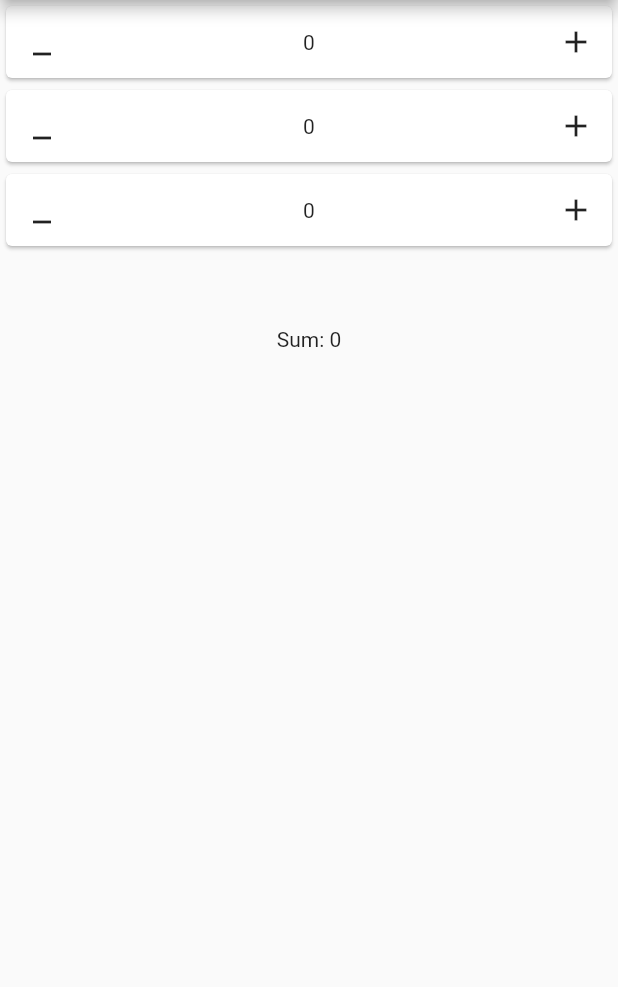
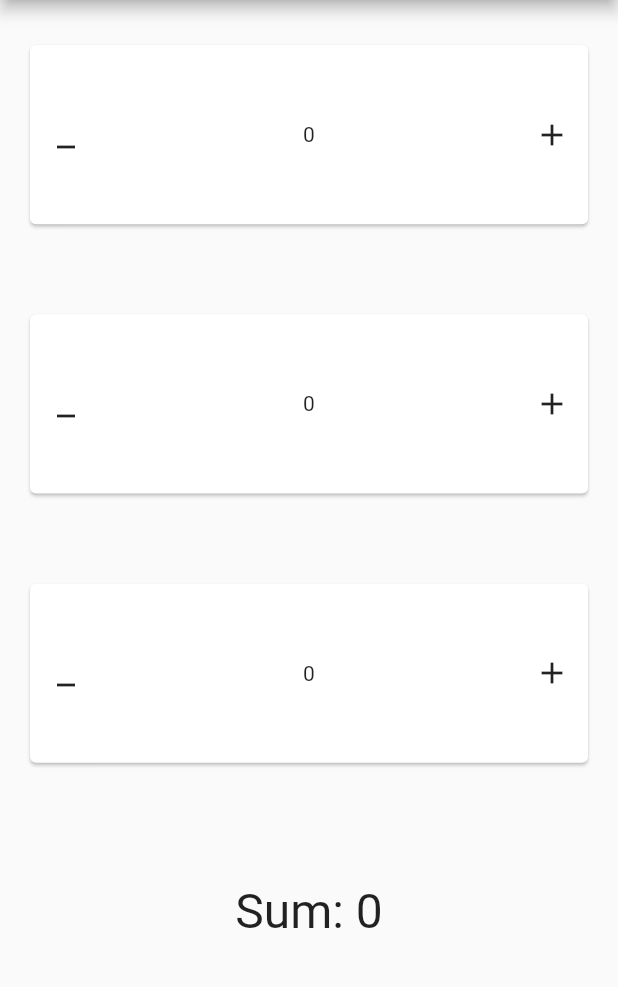
Before and after one commit to ahmedawwan/flutter_provider, a Flutter app: the screen it shows after launch, on a phone screen of 412 x 824 dp, the part 84-1071 px from its top. Run offline on Flutter 3.47's test engine with Material 2 defaults, Android fonts, the light colour scheme and no system bars.

Commit message:
UI code modulated

```diff
--- a/lib/views/home.dart
+++ b/lib/views/home.dart
@@ -10,59 +10,72 @@ class MyHomePage extends StatefulWidget {
 }
 
 class _MyHomePageState extends State<MyHomePage> {
+
   @override
   Widget build(BuildContext context) {
     var counterProvider = context.watch<CounterProvider>();
+
+    final List<Map<String, dynamic>> listCounterCards = [
+      {
+        'decrement': counterProvider.decrementCounter1,
+        'increment': counterProvider.incrementCounter1,
+        'value': counterProvider.counter1,
+      },
+      {
+        'decrement': counterProvider.decrementCounter2,
+        'increment': counterProvider.incrementCounter2,
+        'value': counterProvider.counter2,
+      },
+      {
+        'decrement': counterProvider.decrementCounter3,
+        'increment': counterProvider.incrementCounter3,
+        'value': counterProvider.counter3,
+      }
+    ];
+
     return Scaffold(
       appBar: AppBar(
         title: const Text('Provider Example'),
       ),
       body: Column(
+        mainAxisAlignment: MainAxisAlignment.spaceBetween,
         children: [
-          counterCard(
-            counterProvider.decrementCounter1,
-            counterProvider.incrementCounter1,
-            counterProvider.counter1,
+          ...listCounterCards.map((element) => counterCard(element)).toList(),
+          const SizedBox(height: 50),
+          Expanded(
+            child: Text(
+              'Sum: ${counterProvider.sum}',
+              style: const TextStyle(
+                fontSize: 32,
               ),
-          counterCard(
-            counterProvider.decrementCounter2,
-            counterProvider.incrementCounter2,
-            counterProvider.counter2,
           ),
-          counterCard(
-            counterProvider.decrementCounter3,
-            counterProvider.incrementCounter3,
-            counterProvider.counter3,
           ),
-          const SizedBox(height: 50),
-          Text('Sum: ${counterProvider.sum}'),
         ],
       ),
     );
   }
 
-  Card counterCard(Function decrement, Function increment, int counter) {
-    return Card(
+  Widget counterCard(Map<String, dynamic> counterItem) {
+    return Expanded(
+      child: Card(
+        margin: EdgeInsets.symmetric(vertical: 30, horizontal: 20),
         child: Row(
           mainAxisAlignment: MainAxisAlignment.spaceBetween,
           children: [
             //decrement counter
             IconButton(
               icon: const Icon(Icons.minimize),
-            onPressed: () {
-              decrement();
-            },
+              onPressed: counterItem['decrement'],
             ),
             //counter value
-          Text('$counter'),
+            Text(counterItem['value'].toString()),
             // increment counter
             IconButton(
               icon: const Icon(Icons.add),
-            onPressed: () {
-              increment();
-            },
+              onPressed: counterItem['increment'],
             ),
           ],
+        ),
       ),
     );
   }
```
Also changed, not shown: 1 other file. Lines whose indentation alone changed are shown as unchanged.
